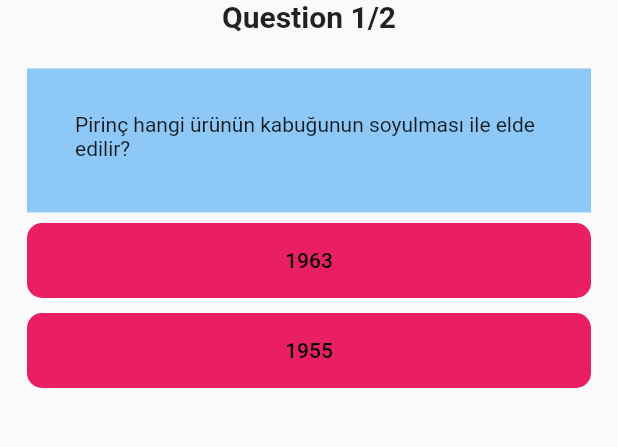
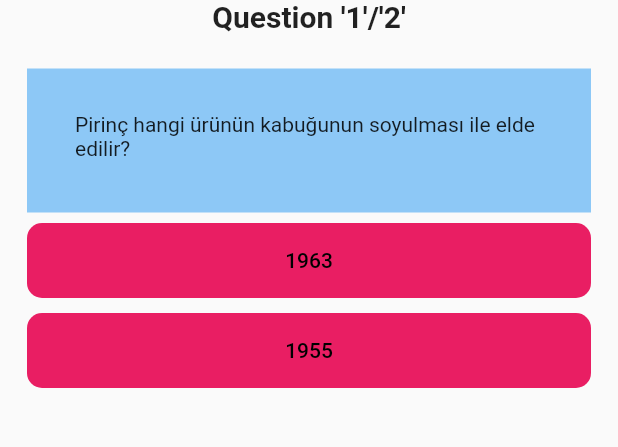
Before and after one commit to emircancavusoglu/quizApp, a Flutter app: the screen it shows after launch, on a phone screen of 412 x 824 dp, the part 179-626 px from its top. Run offline on Flutter 3.47's test engine with Material 2 defaults, Android fonts, the phone set to English and light mode, and no system bars.

```diff
--- a/lib/quiz.dart
+++ b/lib/quiz.dart
@@ -10,11 +10,12 @@ class Quiz extends StatefulWidget {
 
 class _QuizState extends State<Quiz> {
   final List<Question>_myQuestion = myQuestions();
-  int currentQuestionIndex = 0;
   bool isCorrect = false;
   bool isSelected = false;
   Answer answer = Answer("1963", true);
   Answer answer2 = Answer("1955", false);
+  ValueNotifier<int> currentQuestionIndex = ValueNotifier<int>(0);
+
 
   @override
   Widget build(BuildContext context) {
@@ -36,9 +37,14 @@ class _QuizState extends State<Quiz> {
   questionWidget() {
     return Column(
      children: [
-       Text(
-         "Question ${currentQuestionIndex+1}/${_myQuestion.length.toString()}",
-         style: const TextStyle(fontSize: 20,fontWeight: FontWeight.w600),
+       ValueListenableBuilder<int>(
+         valueListenable: currentQuestionIndex,
+         builder: (context, questionIndex, child) {
+           return Text(
+             "Question '${questionIndex+1}'/'${_myQuestion.length}'",
+             style: const TextStyle(fontSize: 20,fontWeight: FontWeight.w600),
+           );
+         }
        ),
        const SizedBox(height: 20,),
        Container(
@@ -53,7 +59,12 @@ class _QuizState extends State<Quiz> {
            ),
            ]
          ),
-         child: Text(_myQuestion[currentQuestionIndex].questionText),
+         child: ValueListenableBuilder<int>(
+           valueListenable: currentQuestionIndex,
+           builder: (context, questionIndex, child) {
+             return Text(_myQuestion[questionIndex].questionText);
+           }
+         ),
        )
      ],
 
@@ -74,16 +85,8 @@ class _QuizState extends State<Quiz> {
                 ),
               backgroundColor: MaterialStateProperty.all(Colors.pink),
             ),
-              onPressed: (){
-            if (currentQuestionIndex >= _myQuestion.length - 1) {
-              currentQuestionIndex = 0;
-            } else {
-              currentQuestionIndex += 1;
-            }
-            setState(() {
-              isCorrect = true;
-            });
-          }, child: Text(answer.answerText,style: const TextStyle(color: Colors.black),)),
+              onPressed: (){},
+              child: Text(answer.answerText,style: const TextStyle(color: Colors.black),)),
         ),
         const SizedBox(
           height: 10,
@@ -101,9 +104,9 @@ class _QuizState extends State<Quiz> {
               ),
               onPressed: (){
             isCorrect = false;
-            currentQuestionIndex = currentQuestionIndex;
+            currentQuestionIndex.value = 1;
           }, child: Text(answer2.answerText,
-            style: TextStyle(color: Colors.black),)),
+            style: const TextStyle(color: Colors.black),)),
         )
       ],
     );
```
